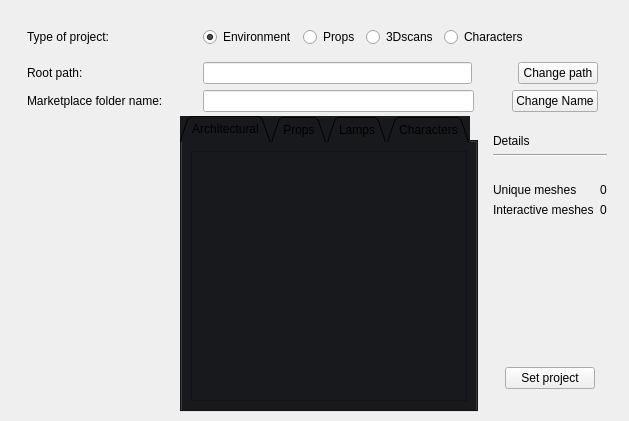
Above: library/apps/ui/arType.ui from elenagiuliani/Elena_PythonAdvanced before the change. Below: the same form after it.
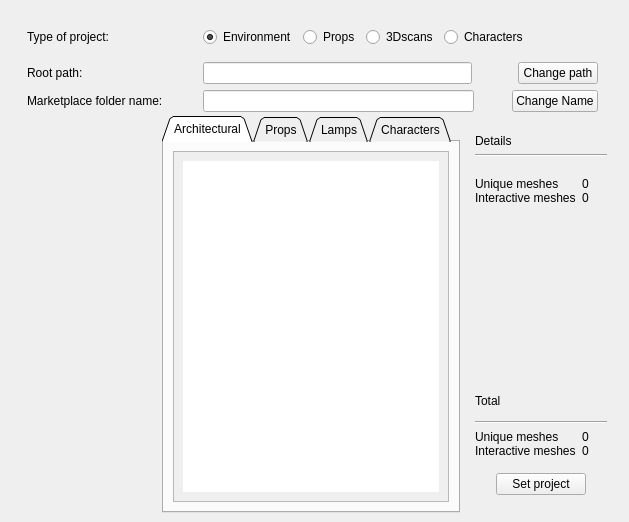
That is the form after the change. The open tabs and pages were chosen to show the change.

Diff of the .ui file:
```diff
--- a/library/apps/ui/arType.ui
+++ b/library/apps/ui/arType.ui
@@ -7,7 +7,7 @@
     <x>0</x>
     <y>0</y>
     <width>629</width>
-    <height>421</height>
+    <height>522</height>
    </rect>
   </property>
   <property name="sizePolicy">
@@ -405,17 +405,7 @@
                <enum>Qt::FocusPolicy::TabFocus</enum>
               </property>
               <property name="styleSheet">
-               <string notr="true">/* 
-my_white     = rgb(240, 240, 240);
-my_black     = rgb(24, 25, 28);
-dark_green  = rgb(31, 49, 0);
-light_green  = rgb(71, 89, 30);
- */
-
-QWidget {
-background-color: rgb(24, 25, 28);  /* widgets background color */
-}
-</string>
+               <string notr="true"/>
               </property>
               <property name="tabPosition">
                <enum>QTabWidget::TabPosition::North</enum>
@@ -517,8 +507,8 @@
                           <rect>
                            <x>0</x>
                            <y>0</y>
-                           <width>72</width>
-                           <height>72</height>
+                           <width>274</width>
+                           <height>348</height>
                           </rect>
                          </property>
                          <layout class="QGridLayout" name="gridLayout_10">
@@ -806,6 +796,12 @@
                 <verstretch>0</verstretch>
                </sizepolicy>
               </property>
+              <property name="minimumSize">
+               <size>
+                <width>150</width>
+                <height>0</height>
+               </size>
+              </property>
               <property name="maximumSize">
                <size>
                 <width>150</width>
@@ -814,7 +810,7 @@
               </property>
               <layout class="QGridLayout" name="gridLayout_20">
                <item row="0" column="0">
-                <layout class="QVBoxLayout" name="layDetails_2" stretch="0,0,0">
+                <layout class="QVBoxLayout" name="layDetails_2" stretch="0,0,0,0">
                  <property name="sizeConstraint">
                   <enum>QLayout::SizeConstraint::SetDefaultConstraint</enum>
                  </property>
@@ -870,6 +866,9 @@
                     </item>
                     <item>
                      <layout class="QGridLayout" name="_2">
+                      <property name="verticalSpacing">
+                       <number>0</number>
+                      </property>
                       <item row="3" column="1">
                        <widget class="QLabel" name="lblInteractiveMeshesNumber">
                         <property name="text">
@@ -892,6 +891,9 @@
                         <property name="text">
                          <string>0</string>
                         </property>
+                        <property name="alignment">
+                         <set>Qt::AlignmentFlag::AlignLeading|Qt::AlignmentFlag::AlignLeft|Qt::AlignmentFlag::AlignVCenter</set>
+                        </property>
                         <property name="margin">
                          <number>5</number>
                         </property>
@@ -921,6 +923,9 @@
                    <property name="orientation">
                     <enum>Qt::Orientation::Vertical</enum>
                    </property>
+                   <property name="sizeType">
+                    <enum>QSizePolicy::Policy::Expanding</enum>
+                   </property>
                    <property name="sizeHint" stdset="0">
                     <size>
                      <width>20</width>
@@ -929,6 +934,91 @@
                    </property>
                   </spacer>
                  </item>
+                 <item>
+                  <widget class="QWidget" name="layTotal" native="true">
+                   <property name="sizePolicy">
+                    <sizepolicy hsizetype="Preferred" vsizetype="Fixed">
+                     <horstretch>0</horstretch>
+                     <verstretch>0</verstretch>
+                    </sizepolicy>
+                   </property>
+                   <property name="minimumSize">
+                    <size>
+                     <width>0</width>
+                     <height>90</height>
+                    </size>
+                   </property>
+                   <layout class="QVBoxLayout" name="verticalLayout_10">
+                    <property name="leftMargin">
+                     <number>0</number>
+                    </property>
+                    <property name="rightMargin">
+                     <number>0</number>
+                    </property>
+                    <item>
+                     <widget class="QLabel" name="label">
+                      <property name="text">
+                       <string>Total</string>
+                      </property>
+                     </widget>
+                    </item>
+                    <item>
+                     <widget class="Line" name="line">
+                      <property name="orientation">
+                       <enum>Qt::Orientation::Horizontal</enum>
+                      </property>
+                     </widget>
+                    </item>
+                    <item>
+                     <layout class="QGridLayout" name="_3">
+                      <property name="verticalSpacing">
+                       <number>0</number>
+                      </property>
+                      <item row="3" column="0">
+                       <widget class="QLabel" name="label_3">
+                        <property name="text">
+                         <string>Interactive meshes</string>
+                        </property>
+                       </widget>
+                      </item>
+                      <item row="3" column="1">
+                       <widget class="QLabel" name="lblTotalInteractiveMeshesNumber">
+                        <property name="text">
+                         <string>0</string>
+                        </property>
+                        <property name="alignment">
+                         <set>Qt::AlignmentFlag::AlignLeading|Qt::AlignmentFlag::AlignLeft|Qt::AlignmentFlag::AlignVCenter</set>
+                        </property>
+                        <property name="margin">
+                         <number>5</number>
+                        </property>
+                       </widget>
+                      </item>
+                      <item row="2" column="1">
+                       <widget class="QLabel" name="lblTotalUniqueMeshesNumber">
+                        <property name="text">
+                         <string>0</string>
+                        </property>
+                        <property name="alignment">
+                         <set>Qt::AlignmentFlag::AlignLeading|Qt::AlignmentFlag::AlignLeft|Qt::AlignmentFlag::AlignVCenter</set>
+                        </property>
+                        <property name="margin">
+                         <number>5</number>
+                        </property>
+                       </widget>
+                      </item>
+                      <item row="2" column="0">
+                       <widget class="QLabel" name="label_2">
+                        <property name="text">
+                         <string>Unique meshes</string>
+                        </property>
+                       </widget>
+                      </item>
+                     </layout>
+                    </item>
+                   </layout>
+                  </widget>
+                 </item>
                  <item>
                   <widget class="QWidget" name="widget_10" native="true">
                    <property name="sizePolicy">
@@ -940,7 +1030,7 @@
                    <property name="minimumSize">
                     <size>
                      <width>0</width>
-                     <height>50</height>
+                     <height>0</height>
                     </size>
                    </property>
                    <property name="maximumSize">
@@ -972,7 +1062,7 @@
                      <number>0</number>
                     </property>
                     <property name="bottomMargin">
-                     <number>0</number>
+                     <number>9</number>
                     </property>
                     <property name="spacing">
                      <number>0</number>
```
Left out of the diff: 14 changed lines with no effect on the pictures.
